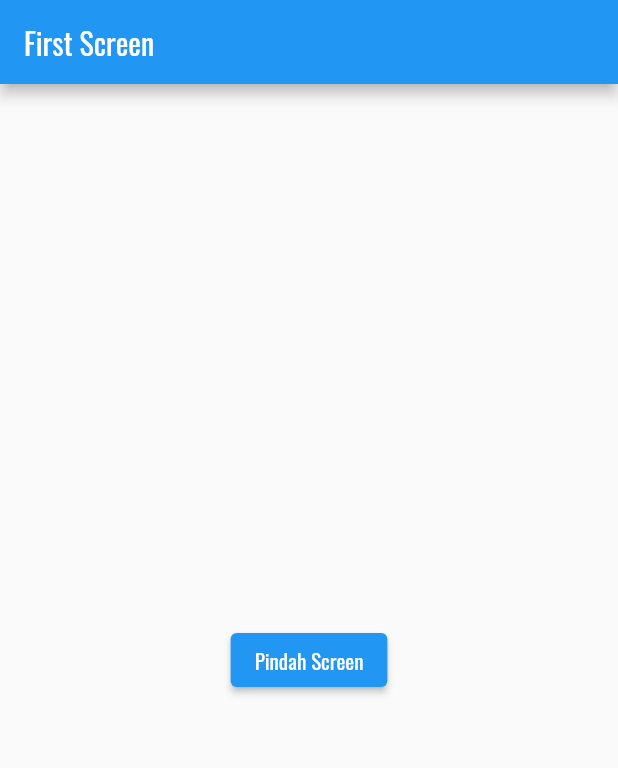
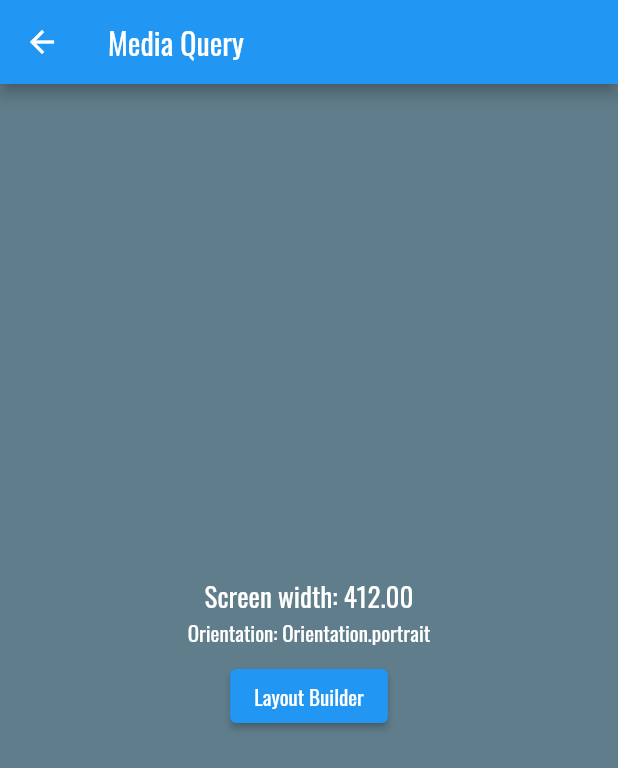
Before and after one commit to abdu-dotcom/Learn-Flutter-2, a Flutter app: the firstScreen screen opened directly, on a phone screen of 412 x 824 dp. Shown: the top 768 px of the screen. Run offline on Flutter 3.47's test engine with Material 2 defaults, Android fonts, the phone set to English and light mode, and no system bars.

Commit message:
Media Query and Layout Builder

```diff
--- a/lib/firstScreen.dart
+++ b/lib/firstScreen.dart
@@ -1,23 +1,56 @@
 import 'package:flutter/material.dart';
-import 'package:project/Secondscreen.dart';
+import 'package:project/secondScreen.dart';
 
 class firstScreen extends StatelessWidget {
   final String message = 'Hello from First Screen';
   @override
   Widget build(BuildContext context) {
+    Size screenSize = MediaQuery.of(context).size;
+    Orientation orientation = MediaQuery.of(context).orientation;
+
     return Scaffold(
         appBar: AppBar(
-        title: Text('First Screen'),
+          title: Text('Media Query'),
         ),
-      body: Center(
+        backgroundColor: Colors.blueGrey,
+        body: Column(
+          mainAxisAlignment: MainAxisAlignment.center,
+          crossAxisAlignment: CrossAxisAlignment.stretch,
+          children: [
+            Column(
+              children: [
+                Text(
+                  'Screen width: ${screenSize.width.toStringAsFixed(2)}',
+                  style: TextStyle(color: Colors.white, fontSize: 18),
+                  textAlign: TextAlign.center,
+                ),
+                Text(
+                  'Orientation: $orientation',
+                  style: const TextStyle(
+                    color: Colors.white,
+                  ),
+                  textAlign: TextAlign.center,
+                ),
+              ],
+            ),
+            Row(
+              mainAxisAlignment: MainAxisAlignment.center,
+              children: [
+                Padding(
+                  padding: const EdgeInsets.all(8.0),
                   child: ElevatedButton(
-          child: Text('Pindah Screen'),
                     onPressed: () {
                       Navigator.push(context,
-                MaterialPageRoute(builder: (context) => secondScreen(message)));
+                          MaterialPageRoute(builder: (context) {
+                        return secondScreen();
+                      }));
                     },
+                    child: Text('Layout Builder'),
                   ),
                 ),
-    );
+              ],
+            )
+          ],
+        ));
   }
 }
```
Also changed, not shown: lib/main.dart (+45 -1 lines), lib/secondScreen.dart (+60 -13 lines). Lines whose indentation alone changed are shown as unchanged.
